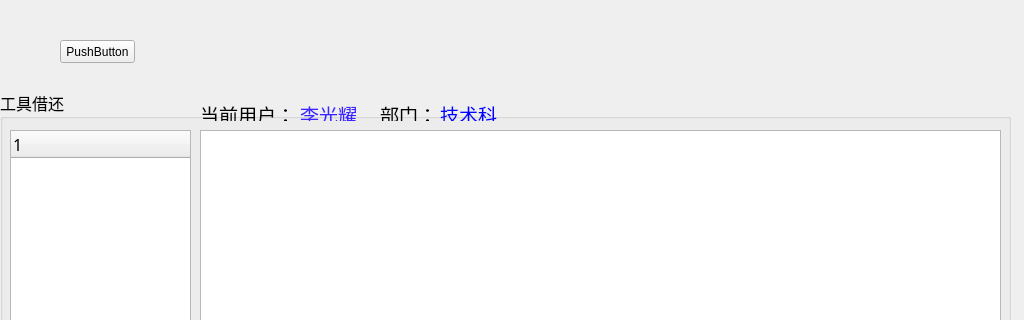
sunjiangbo/gyTool-Manager, file QTClient/mainwindow.ui: the form before one commit; both pictures show x 0 to 1024 and y 0 to 320 of the 1024 by 600 pixel window.
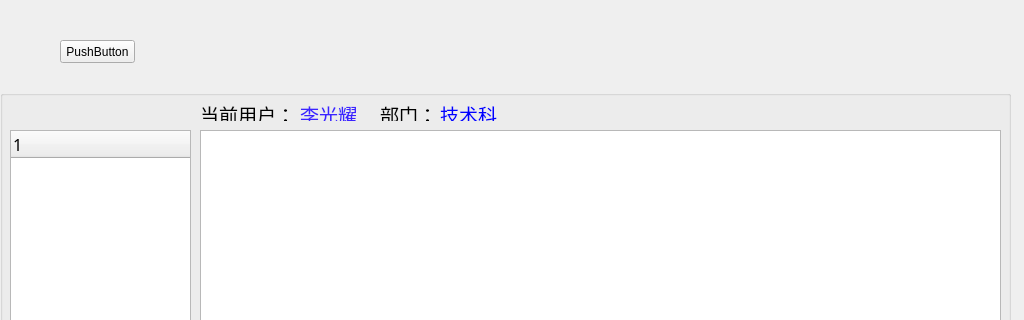
The form after the commit. Icons and pictures are not drawn.

Patch:
```diff
--- a/QTClient/mainwindow.ui
+++ b/QTClient/mainwindow.ui
@@ -46,7 +46,7 @@
      </font>
     </property>
     <property name="title">
-     <string>工具借还</string>
+     <string/>
     </property>
     <widget class="QTreeWidget" name="treeWidget">
      <property name="geometry">
@@ -91,7 +91,7 @@
       <rect>
        <x>300</x>
        <y>10</y>
-       <width>71</width>
+       <width>81</width>
        <height>21</height>
       </rect>
      </property>
```
